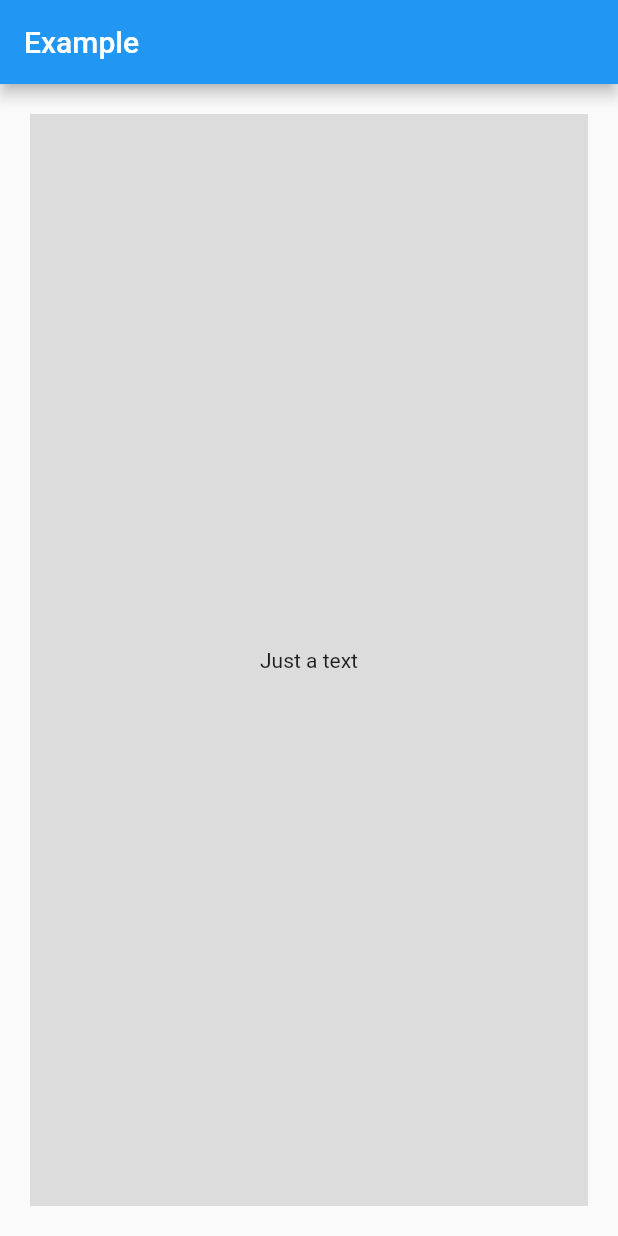
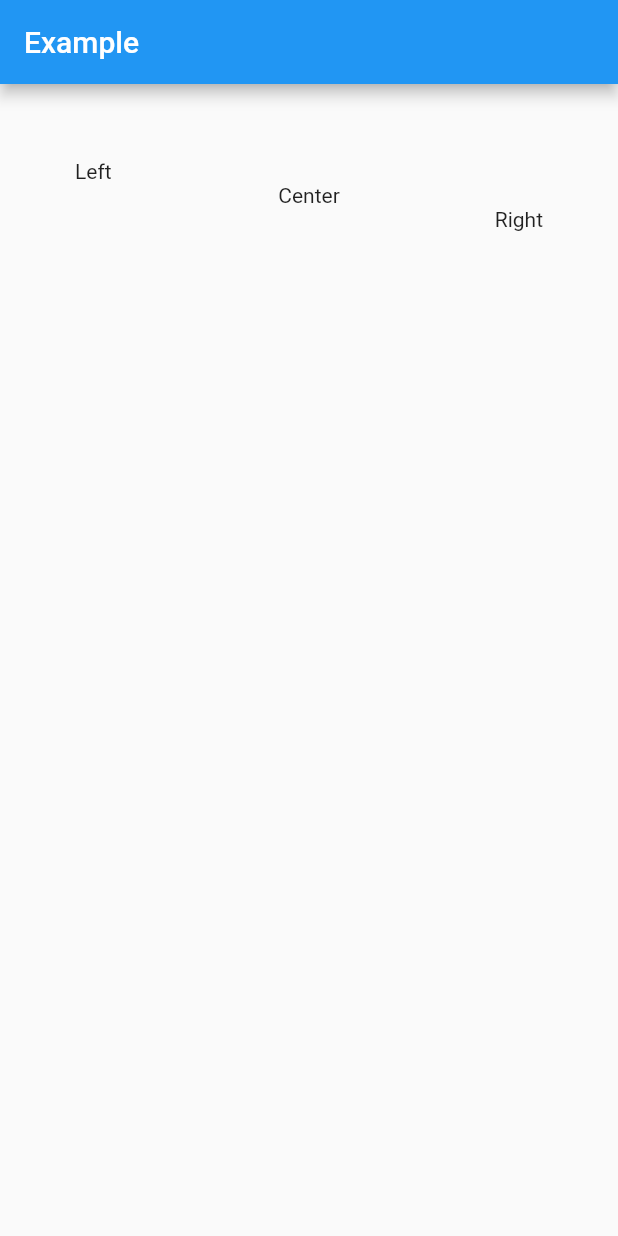
Before and after one commit to Paroca72/nester, a Flutter app: the screen it shows after launch, on a phone screen of 412 x 824 dp. Run offline on Flutter 3.47's test engine with Material 2 defaults, Android fonts, the phone set to English and light mode, and no system bars.

Commit message:
New release

```diff
--- a/example/lib/main.dart
+++ b/example/lib/main.dart
@@ -11,35 +11,29 @@ class MyApp extends StatelessWidget {
   // This widget is the root of your application.
   @override
   Widget build(BuildContext context) {
-    return Nester(
-      [
+    return Nester.queue([
       (next) => MaterialApp(
             title: 'Flutter Demo',
-              theme: ThemeData(
-                primarySwatch: Colors.blue,
-              ),
-              home: next,
+            theme: ThemeData(primarySwatch: Colors.blue),
+            home: next(),
           ),
       (next) => Scaffold(
-              appBar: AppBar(
-                title: const Text("Example"),
+            appBar: next() as PreferredSizeWidget,
+            body: next(),
           ),
-              body: next,
+      (_) => AppBar(title: const Text("Example")),
+      (next) => Padding(
+            padding: const EdgeInsets.all(50),
+            child: next(),
           ),
-        (next) => Padding(
-              padding: const EdgeInsets.all(20),
-              child: next,
+      (next) => Column(
+            crossAxisAlignment: CrossAxisAlignment.stretch,
+            children: [ next(), next(), next() ],
           ),
-        (next) => Container(
-              color: Colors.black12,
-              child: next,
-            ),
-        (next) => Center(child: next),
-        (_) => Column(
-              mainAxisAlignment: MainAxisAlignment.center,
-              children: const <Widget>[Text("Just a text")],
-            ),
-      ],
-    );
+      (_) => const Text("Left", textAlign: TextAlign.left),
+      (_) => const Text("Center", textAlign: TextAlign.center),
+      (_) => const Text("Right", textAlign: TextAlign.right),
+    ]);
+
   }
 }
--- a/lib/src/nester.dart
+++ b/lib/src/nester.dart
@@ -4,25 +4,117 @@ import 'package:flutter/widgets.dart';
 /// group.
 ///
 /// The only purpose of this library is to make the code more readable.
-/// Since will using a cycle care about costs and benefits when you need to
-/// have top performance.
+/// Since will using a cycle, or in case of "queue" mode a recursion, care
+/// about costs and benefits when you need to have top performance.
 class Nester extends StatelessWidget {
-  /// Just need the list  of the widgets as children
-  final List<Function(Widget)> children;
+  /// The original children object list
+  final Object children;
+
+  /// Define the management type of the children
+  final _NesterTypes type;
 
   /// Force to use a list of widgets
-  const Nester(this.children, {Key? key}) : super(key: key);
+  @Deprecated(
+      "Will be removed in the next versions. Use 'Nester.list' instead.")
+  Nester(List<Widget Function(Widget)> children, {Key? key})
+      : type = _NesterTypes.list,
+        children = children.toList(),
+        super(key: key);
+
+  /// Force to use a list of widgets
+  Nester.list(List<Widget Function(Widget)> children, {Key? key})
+      : type = _NesterTypes.list,
+        children = children.toList(),
+        super(key: key);
+
+  /// Manage the widgets list like a queue.
+  /// Each time will be called the passed function will be consumed a child
+  /// inside the queue.
+  Nester.queue(List<Widget Function(Widget Function())> children, {Key? key})
+      : type = _NesterTypes.queue,
+        children = children.toList(),
+        super(key: key);
 
   @override
   Widget build(BuildContext context) {
-    /// The list will be reversed to able to pass the current widget to the
-    /// previous one.
+    switch (type) {
+      case _NesterTypes.list:
+        return _List(children as List<Widget Function(Widget)>).elaborate();
+      case _NesterTypes.queue:
+        return _Queue(children as List<Function(Widget Function())>)
+            .elaborate();
+    }
+  }
+}
+
+/// Define how to use Nester.
+enum _NesterTypes {
+  list,
+  queue,
+}
+
+/// Define the generic use of nester.
+///
+/// The children will be just a list Widget and every "next" will be in row
+/// of the list at the next position.
+class _List {
+  /// The original children list
+  final List<Widget Function(Widget)> children;
+
+  /// Requested fields
+  _List(this.children);
+
+  /// Elaborate the list
+  Widget elaborate() {
+    // The list will be reversed to able to pass the current widget to the
+    // previous one.
     Widget next = Container();
-    for (var element in children.reversed) {
-      next = element(next);
+    for (var child in children.reversed) {
+      next = child(next);
     }
 
-    /// The next widget will be never null
+    // The next widget will be never null
     return next;
   }
 }
+
+/// Define the queue use of nester.
+///
+/// The children will be just a list Widget and every "next" will be consuming
+/// the next position in the list.
+/// Since the next calling are recursive the widget will be generated in cascade
+/// starting from the last.
+class _Queue {
+  /// The original children list
+  final List<Function(Widget Function())> children;
+
+  /// Requested fields
+  _Queue(this.children);
+
+  /// The current position in list
+  int currentIndex = 0;
+
+  /// This will call the next Widget in the tree
+  Widget _next() {
+    // Check the bounds
+    if (currentIndex > children.length) {
+      throw Exception("Index out of bounds");
+    }
+
+    // Get the next Widget in queue
+    return children[++currentIndex](_next);
+  }
+
+  /// Elaborate the list
+  Widget elaborate() {
+    // Check for empty values
+    if (children.isEmpty) {
+      return Container();
+    }
+
+    // Call the first function in the list.
+    // Than should be work in cascade as inside the function we expect
+    // will be called the "_next" function recursively for each branch.
+    return (children[currentIndex])(_next);
+  }
+}
--- a/pubspec.yaml
+++ b/pubspec.yaml
@@ -1,6 +1,6 @@
 name: nester
 description: Flutter library to automatically convert a list of widgets in a nested group of widget.
-version: 0.0.3
+version: 0.0.4
 homepage: https://github.com/Paroca72/nester
 
 environment:
```
Also changed, not shown: example/pubspec.lock, 3 other files. Lines whose indentation alone changed are shown as unchanged.
